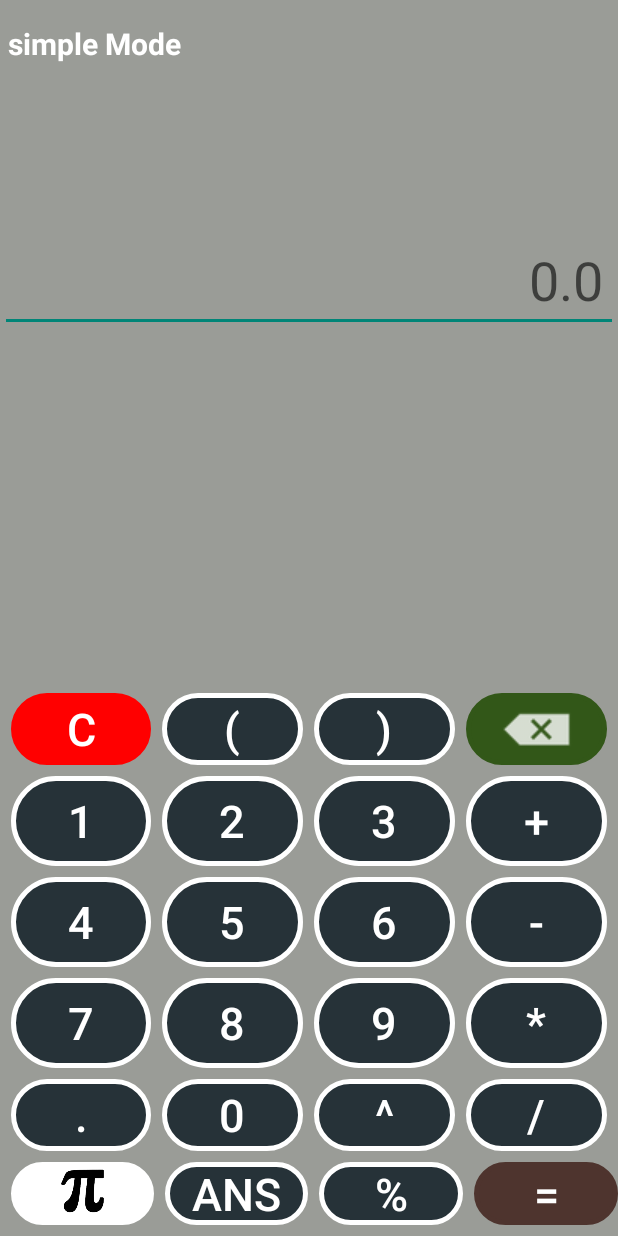
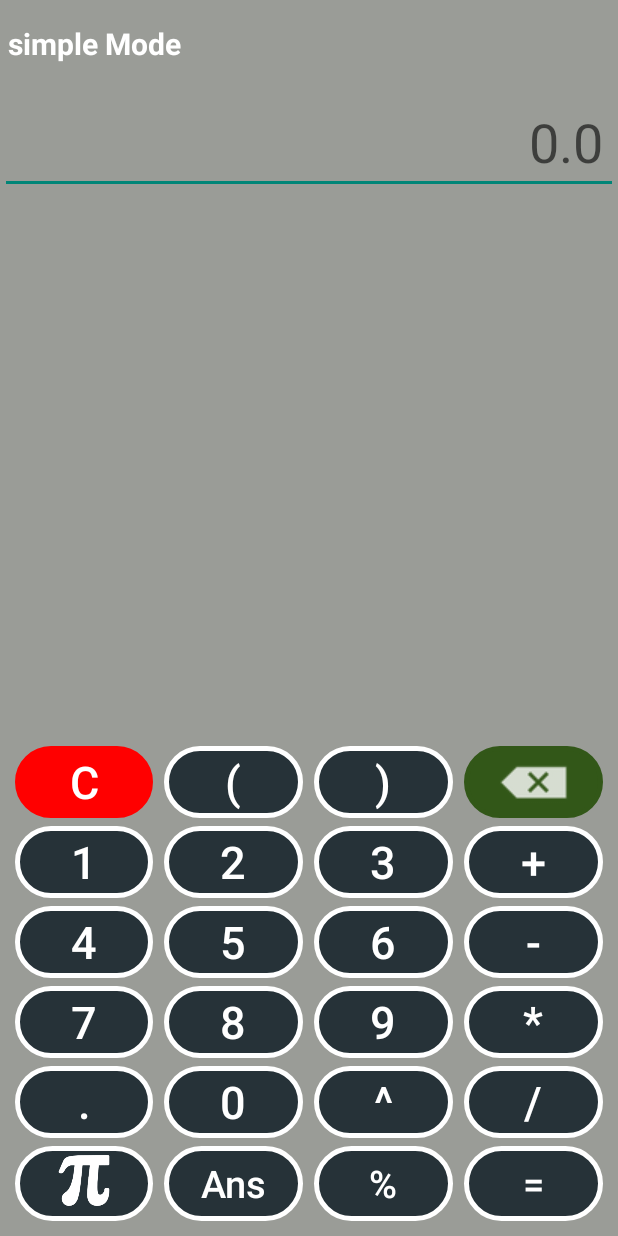
Before and after one commit to Manash-Das/Calculator, an Android app: the screen it shows after launch (MainActivity), on a phone screen of 412 x 824 dp. Run offline under Robolectric (Android 15) with nearby library versions, the phone set to English and light mode, and no system bars.

Commit message:
complex +,-,*,/ is introduced and simple mode xml is modified

```diff
--- a/app/src/main/AndroidManifest.xml
+++ b/app/src/main/AndroidManifest.xml
@@ -2,7 +2,6 @@
 <manifest xmlns:android="http://schemas.android.com/apk/res/android"
     xmlns:tools="http://schemas.android.com/tools"
     package="com.manash.calculationMadeEasy">
-
     <application
         android:allowBackup="true"
         android:fullBackupOnly="true"
--- a/app/src/main/res/layout/activity_main.xml
+++ b/app/src/main/res/layout/activity_main.xml
@@ -11,18 +11,16 @@
         android:id="@+id/linearLayout2"
         android:layout_width="match_parent"
         android:layout_height="wrap_content"
-        android:baselineAligned="false"
+        android:maxHeight="120dp"
+        android:orientation="vertical"
+        android:layout_margin="10dp"
+        app:layout_constraintVertical_bias="1"
         app:layout_constraintBottom_toBottomOf="parent">
 
-        <TableLayout
-            android:id="@+id/table"
-            android:layout_width="0dp"
-            android:layout_height="fill_parent"
-            android:layout_weight="1"
-            tools:ignore="UselessParent">
 
             <TableRow
                 android:layout_width="match_parent"
+                android:layout_marginBottom="5dp"
                 android:layout_height="match_parent">
 
 
@@ -31,17 +29,14 @@
                     style="@style/Widget.AppCompat.Button.Borderless"
                     android:layout_width="0dp"
                     android:layout_height="match_parent"
-                    android:layout_marginLeft="7dp"
-                    android:layout_marginRight="7dp"
-                    android:layout_marginBottom="7dp"
+                    android:layout_marginEnd="7dp"
                     android:layout_weight="1"
                     android:background="@drawable/circle"
                     android:backgroundTint="@color/red"
                     android:onClick="clrBTN"
                     android:text="@string/clear"
                     android:textColor="@color/white"
-                    android:textSize="30sp"
-                    tools:ignore="TextContrastCheck,TextContrastCheck" />
+                    android:textSize="30sp"/>
 
 
                 <Button
@@ -50,7 +45,6 @@
                     android:layout_width="0dp"
                     android:layout_height="match_parent"
                     android:layout_marginEnd="7dp"
-                    android:layout_marginBottom="7dp"
                     android:layout_weight="1"
                     android:background="@drawable/circle"
                     android:onClick="openBTN"
@@ -64,7 +58,6 @@
                     android:layout_width="0dp"
                     android:layout_height="match_parent"
                     android:layout_marginEnd="7dp"
-                    android:layout_marginBottom="7dp"
                     android:layout_weight="1"
                     android:background="@drawable/circle"
                     android:onClick="closeBTN"
@@ -77,8 +70,6 @@
                     style="@style/Widget.AppCompat.Button.Borderless"
                     android:layout_width="0dp"
                     android:layout_height="match_parent"
-                    android:layout_marginEnd="7dp"
-                    android:layout_marginBottom="7dp"
                     android:layout_weight="1"
                     android:background="@drawable/circle"
                     android:backgroundTint="@color/green"
@@ -86,7 +77,6 @@
                     android:onClick="backspaceBTN"
                     android:scaleType="fitCenter"
                     android:src="@drawable/backspace"
-                    app:layout_constraintBottom_toTopOf="@id/table"
                     app:layout_constraintRight_toRightOf="parent" />
 
             </TableRow>
@@ -94,6 +84,7 @@
             <TableRow
                 android:layout_width="match_parent"
                 android:layout_height="match_parent"
+                android:layout_marginBottom="5dp"
                 android:layout_weight="1">
 
                 <Button
@@ -101,9 +92,7 @@
                     style="@style/Widget.AppCompat.Button.Borderless"
                     android:layout_width="0dp"
                     android:layout_height="match_parent"
-                    android:layout_marginLeft="7dp"
-                    android:layout_marginRight="7dp"
-                    android:layout_marginBottom="7dp"
+                    android:layout_marginEnd="7dp"
                     android:layout_weight="1"
                     android:background="@drawable/circle"
                     android:onClick="oneBTN"
@@ -115,9 +104,8 @@
                     android:id="@+id/two"
                     style="@style/Widget.AppCompat.Button.Borderless"
                     android:layout_width="0dp"
-                    android:layout_height="60dp"
+                    android:layout_height="match_parent"
                     android:layout_marginEnd="7dp"
-                    android:layout_marginBottom="7dp"
                     android:layout_weight="1"
                     android:background="@drawable/circle"
                     android:onClick="twoBTN"
@@ -129,9 +117,8 @@
                     android:id="@+id/three"
                     style="@style/Widget.AppCompat.Button.Borderless"
                     android:layout_width="0dp"
-                    android:layout_height="60dp"
+                    android:layout_height="match_parent"
                     android:layout_marginEnd="7dp"
-                    android:layout_marginBottom="7dp"
                     android:layout_weight="1"
                     android:background="@drawable/circle"
                     android:onClick="threeBTN"
@@ -143,9 +130,7 @@
                     android:id="@+id/plus"
                     style="@style/Widget.AppCompat.Button.Borderless"
                     android:layout_width="0dp"
-                    android:layout_height="60dp"
-                    android:layout_marginEnd="7dp"
-                    android:layout_marginBottom="7dp"
+                    android:layout_height="match_parent"
                     android:layout_weight="1"
                     android:background="@drawable/circle"
                     android:onClick="plusBTN"
@@ -158,16 +143,15 @@
             <TableRow
                 android:layout_width="match_parent"
                 android:layout_height="match_parent"
+                android:layout_marginBottom="5dp"
                 android:layout_weight="1">
 
                 <Button
                     android:id="@+id/four"
                     style="@style/Widget.AppCompat.Button.Borderless"
                     android:layout_width="0dp"
-                    android:layout_height="60dp"
-                    android:layout_marginLeft="7dp"
-                    android:layout_marginRight="7dp"
-                    android:layout_marginBottom="7dp"
+                    android:layout_height="match_parent"
+                    android:layout_marginEnd="7dp"
                     android:layout_weight="1"
                     android:background="@drawable/circle"
                     android:onClick="fourBTN"
@@ -179,9 +163,8 @@
                     android:id="@+id/five"
                     style="@style/Widget.AppCompat.Button.Borderless"
                     android:layout_width="0dp"
-                    android:layout_height="60dp"
+                    android:layout_height="match_parent"
                     android:layout_marginEnd="7dp"
-                    android:layout_marginBottom="7dp"
                     android:layout_weight="1"
                     android:background="@drawable/circle"
                     android:onClick="fiveBTN"
@@ -193,9 +176,8 @@
                     android:id="@+id/six"
                     style="@style/Widget.AppCompat.Button.Borderless"
                     android:layout_width="0dp"
-                    android:layout_height="60dp"
+                    android:layout_height="match_parent"
                     android:layout_marginEnd="7dp"
-                    android:layout_marginBottom="7dp"
                     android:layout_weight="1"
                     android:background="@drawable/circle"
                     android:onClick="sixBTN"
@@ -207,9 +189,7 @@
                     android:id="@+id/minus"
                     style="@style/Widget.AppCompat.Button.Borderless"
                     android:layout_width="0dp"
-                    android:layout_height="60dp"
-                    android:layout_marginEnd="7dp"
-                    android:layout_marginBottom="7dp"
+                    android:layout_height="match_parent"
                     android:layout_weight="1"
                     android:background="@drawable/circle"
                     android:onClick="minusBTN"
@@ -221,16 +201,15 @@
             <TableRow
                 android:layout_width="match_parent"
                 android:layout_height="match_parent"
+                android:layout_marginBottom="5dp"
                 android:layout_weight="1">
 
                 <Button
                     android:id="@+id/seven"
                     style="@style/Widget.AppCompat.Button.Borderless"
                     android:layout_width="0dp"
-                    android:layout_height="60dp"
-                    android:layout_marginLeft="7dp"
-                    android:layout_marginRight="7dp"
-                    android:layout_marginBottom="7dp"
+                    android:layout_height="match_parent"
+                    android:layout_marginEnd="7dp"
                     android:layout_weight="1"
                     android:background="@drawable/circle"
                     android:onClick="sevenBTN"
@@ -242,9 +221,8 @@
                     android:id="@+id/eight"
                     style="@style/Widget.AppCompat.Button.Borderless"
                     android:layout_width="0dp"
-                    android:layout_height="60dp"
+                    android:layout_height="match_parent"
                     android:layout_marginEnd="7dp"
-                    android:layout_marginBottom="7dp"
                     android:layout_weight="1"
                     android:background="@drawable/circle"
                     android:onClick="eightBTN"
@@ -256,9 +234,8 @@
                     android:id="@+id/nine"
                     style="@style/Widget.AppCompat.Button.Borderless"
                     android:layout_width="0dp"
-                    android:layout_height="60dp"
+                    android:layout_height="match_parent"
                     android:layout_marginEnd="7dp"
-                    android:layout_marginBottom="7dp"
                     android:layout_weight="1"
                     android:background="@drawable/circle"
                     android:onClick="nineBTN"
@@ -270,9 +247,7 @@
                     android:id="@+id/multiply"
                     style="@style/Widget.AppCompat.Button.Borderless"
                     android:layout_width="0dp"
-                    android:layout_height="60dp"
-                    android:layout_marginEnd="7dp"
-                    android:layout_marginBottom="7dp"
+                    android:layout_height="match_parent"
                     android:layout_weight="1"
                     android:background="@drawable/circle"
                     android:onClick="multiplyBTN"
@@ -285,6 +260,7 @@
             <TableRow
                 android:layout_width="match_parent"
                 android:layout_height="match_parent"
+                android:layout_marginBottom="5dp"
                 android:layout_weight="1">
 
                 <Button
@@ -292,9 +268,7 @@
                     style="@style/Widget.AppCompat.Button.Borderless"
                     android:layout_width="0dp"
                     android:layout_height="match_parent"
-                    android:layout_marginLeft="7dp"
-                    android:layout_marginRight="7dp"
-                    android:layout_marginBottom="7dp"
+                    android:layout_marginEnd="7dp"
                     android:layout_weight="1"
                     android:background="@drawable/circle"
                     android:onClick="pointBTN"
@@ -308,7 +282,6 @@
                     android:layout_width="0dp"
                     android:layout_height="match_parent"
                     android:layout_marginEnd="7dp"
-                    android:layout_marginBottom="7dp"
                     android:layout_weight="1"
                     android:background="@drawable/circle"
                     android:onClick="zeroBTN"
@@ -322,7 +295,6 @@
                     android:layout_width="0dp"
                     android:layout_height="match_parent"
                     android:layout_marginEnd="7dp"
-                    android:layout_marginBottom="7dp"
                     android:layout_weight="1"
                     android:background="@drawable/circle"
                     android:onClick="powerBTN"
@@ -335,8 +307,6 @@
                     style="@style/Widget.AppCompat.Button.Borderless"
                     android:layout_width="0dp"
                     android:layout_height="match_parent"
-                    android:layout_marginEnd="7dp"
-                    android:layout_marginBottom="7dp"
                     android:layout_weight="1"
                     android:background="@drawable/circle"
                     android:onClick="divideBTN"
@@ -344,82 +314,72 @@
                     android:textColor="@color/white"
                     android:textSize="30sp" />
             </TableRow>
-
         <TableRow
             android:id="@+id/tableRow"
-                android:layout_width="0dp"
-                android:layout_height="60dp"
-                android:layout_marginStart="7dp">
+            android:layout_width="match_parent"
+            android:layout_height="match_parent"
+            android:layout_weight="1">
 
             <ImageButton
                 android:id="@+id/pie"
                 style="@style/Widget.AppCompat.Button.Borderless"
                 android:layout_width="0dp"
-                    android:layout_height="42dp"
+                android:layout_height="50dp"
                 android:layout_marginEnd="7dp"
-                    android:layout_marginBottom="7dp"
                 android:layout_weight="1"
+                android:src="@drawable/pie"
                 android:background="@drawable/circle"
-                    android:backgroundTint="@color/white"
+                android:onClick="pie"
                 android:contentDescription="@string/pie"
-                    android:onClick="pie"
                 android:scaleType="fitCenter"
-                    android:src="@drawable/pie"
-                    android:textColor="@color/white" />
+                app:tint="@color/white" />
 
             <Button
-                    android:id="@+id/cosine"
+                android:id="@+id/ans"
                 style="@style/Widget.AppCompat.Button.Borderless"
                 android:layout_width="0dp"
                 android:layout_height="match_parent"
                 android:layout_marginEnd="7dp"
-                    android:layout_marginBottom="7dp"
                 android:layout_weight="1"
                 android:background="@drawable/circle"
                 android:onClick="ans"
                 android:text="@string/Ans"
+                android:textAllCaps="false"
                 android:textColor="@color/white"
-                    android:textSize="30sp" />
+                android:textSize="25sp" />
 
             <Button
                 android:id="@+id/percentage"
                 style="@style/Widget.AppCompat.Button.Borderless"
                 android:layout_width="0dp"
                 android:layout_height="match_parent"
-                    android:layout_marginEnd="0dp"
-                    android:layout_marginBottom="7dp"
+                android:layout_marginEnd="7dp"
                 android:layout_weight="1"
                 android:background="@drawable/circle"
                 android:onClick="percent"
                 android:text="@string/percent"
                 android:textColor="@color/white"
-                    android:textSize="30sp" />
+                android:textSize="25sp" />
 
             <Button
-                    android:id="@+id/equal"
+                android:id="@+id/conjugate"
                 style="@style/Widget.AppCompat.Button.Borderless"
                 android:layout_width="0dp"
                 android:layout_height="match_parent"
-                    android:layout_marginStart="7dp"
-                    android:layout_marginBottom="7dp"
                 android:layout_weight="1"
                 android:background="@drawable/circle"
-                    android:backgroundTint="#4E342E"
                 android:onClick="equalBTN"
                 android:text="@string/equal"
                 android:textColor="@color/white"
-                    android:textSize="30sp" />
-
-
+                android:textSize="25sp" />
         </TableRow>
-
-        </TableLayout>
     </LinearLayout>
 
     <EditText
         android:id="@+id/input_text"
         android:layout_width="match_parent"
         android:layout_height="wrap_content"
+        android:layout_marginTop="12dp"
         android:autofillHints="true"
         android:hint="@string/input_text_display"
         android:inputType="none"
@@ -428,11 +388,10 @@
         android:paddingRight="10dp"
         android:textAlignment="textEnd"
         android:textSize="36sp"
-        app:layout_constraintBottom_toTopOf="@+id/answer_box"
         app:layout_constraintHorizontal_bias="0.0"
         app:layout_constraintLeft_toLeftOf="parent"
         app:layout_constraintRight_toRightOf="parent"
-        app:layout_constraintTop_toTopOf="parent"
+        app:layout_constraintTop_toBottomOf="@+id/Modes"
         tools:ignore="LabelFor" />
 
     <TextView
@@ -455,7 +414,7 @@
         android:id="@+id/answer_box"
         android:layout_width="match_parent"
         android:layout_height="wrap_content"
-        android:layout_marginBottom="28dp"
+        android:layout_marginBottom="8dp"
         android:autofillHints="name"
         android:background="@null"
         android:focusable="false"
@@ -465,14 +424,8 @@
         android:textSize="30sp"
         android:textStyle="bold"
         app:layout_constraintBottom_toTopOf="@+id/linearLayout2"
+        app:layout_constraintTop_toBottomOf="@+id/input_text"
         tools:layout_editor_absoluteX="0dp" />
 
-    <!--    <Spinner-->
-<!--        android:id="@+id/spinner"-->
-<!--        android:layout_width="wrap_content"-->
-<!--        android:layout_height="wrap_content"-->
-<!--        android:spinnerMode="dropdown"-->
-<!--        -->
-<!--        />-->
 
 </androidx.constraintlayout.widget.ConstraintLayout>
```
Also changed, not shown: app/src/main/java/com/manash/calculationMadeEasy/ComplexNumberActivity.kt (+51 -46 lines), app/src/main/java/com/manash/calculationMadeEasy/MainActivity.kt (+41 -19 lines), app/src/main/res/layout/complex_number.xml (+33 -100 lines), 1 other file. Lines whose indentation alone changed are shown as unchanged.
